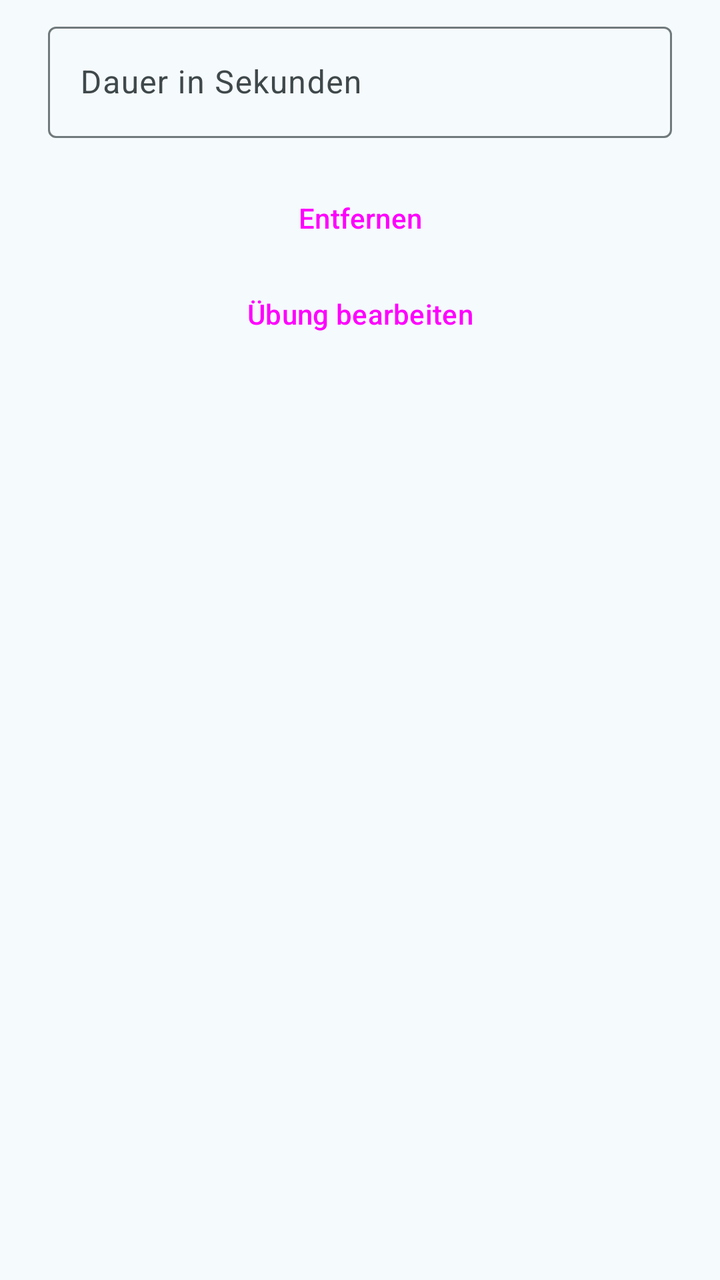
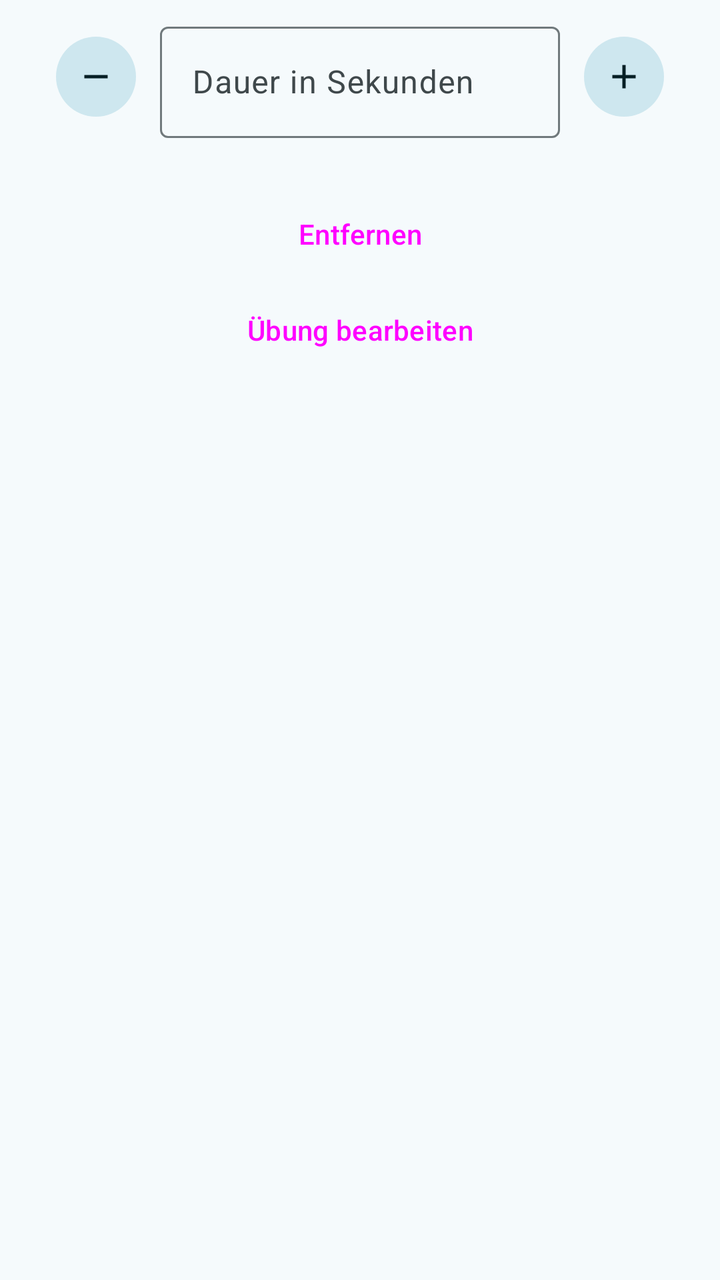

Before-and-after screenshots of an Android layout around one commit, followed by the original layout XML and the change that was made.
<!-- AndroidManifest.xml: application theme Theme.Workout -->
<!-- res/layout/dialog_duration_input.xml -->
<?xml version="1.0" encoding="utf-8"?>
<LinearLayout xmlns:android="http://schemas.android.com/apk/res/android"
    android:layout_width="match_parent"
    android:layout_height="wrap_content"
    android:orientation="vertical"
    android:paddingStart="24dp"
    android:paddingTop="8dp"
    android:paddingEnd="24dp">

    <com.google.android.material.textfield.TextInputLayout
        android:layout_width="match_parent"
        android:layout_height="wrap_content"
        android:hint="Dauer in Sekunden">

        <com.google.android.material.textfield.TextInputEditText
            android:id="@+id/edtDuration"
            android:layout_width="match_parent"
            android:layout_height="wrap_content"
            android:inputType="number"/>

    </com.google.android.material.textfield.TextInputLayout>

    <Button
        android:id="@+id/btnRemove"
        style="@style/Widget.Material3.Button.OutlinedButton"
        android:layout_width="match_parent"
        android:layout_height="wrap_content"
        android:layout_marginTop="16dp"
        android:text="@string/entfernen"/>

    <Button
        android:id="@+id/btnEditExercise"
        style="@style/Widget.Material3.Button.OutlinedButton"
        android:layout_width="match_parent"
        android:layout_height="wrap_content"
        android:text="@string/uebung_bearbeiten"/>
</LinearLayout>
<!-- resources referenced by this layout -->
<resources>
  <string name="entfernen">Entfernen</string>
  <string name="uebung_bearbeiten">Übung bearbeiten</string>
  <style name="Theme.Workout" parent="Base.Theme.Workout" />
  <color name="primary">#00687A</color>
  <color name="on_primary">#FFFFFF</color>
  <color name="primary_container">#ACEDFF</color>
  <color name="on_primary_container">#001F26</color>
  <color name="primary_inverse">#84D2E7</color>
  <color name="secondary">#4B6269</color>
  <color name="on_secondary">#FFFFFF</color>
  <color name="secondary_container">#CEE7EF</color>
  <color name="on_secondary_container">#061F25</color>
  <color name="tertiary">#565D7E</color>
  <color name="on_tertiary">#FFFFFF</color>
  <color name="tertiary_container">#DDE1FF</color>
  <color name="on_tertiary_container">#131A37</color>
  <color name="error">#BA1A1A</color>
  <color name="on_error">#FFFFFF</color>
  <color name="error_container">#FFDAD6</color>
  <color name="on_error_container">#410002</color>
  <color name="surface">#F5FAFC</color>
  <color name="on_surface">#171C1E</color>
  <color name="surface_variant">#DBE4E7</color>
  <color name="on_surface_variant">#3F484B</color>
  <color name="surface_inverse">#2B3133</color>
  <color name="on_surface_inverse">#ECF2F4</color>
  <color name="surface_dim">#D5DBDD</color>
  <color name="surface_bright">#F5FAFC</color>
  <color name="surface_container_lowest">#FFFFFF</color>
  <color name="surface_container_low">#EFF4F7</color>
  <color name="surface_container">#E9EFF1</color>
  <color name="surface_container_high">#E3E9EB</color>
  <color name="surface_container_highest">#DEE3E6</color>
  <color name="outline">#70797C</color>
  <color name="outline_variant">#BFC8CB</color>
  <!-- unchanged entries left out for length: 1 -->
</resources>

<!-- the commit's change to res/layout/dialog_duration_input.xml (unified diff, before → after) -->
@@ -1,5 +1,6 @@
 <?xml version="1.0" encoding="utf-8"?>
 <LinearLayout xmlns:android="http://schemas.android.com/apk/res/android"
+    xmlns:app="http://schemas.android.com/apk/res-auto"
     android:layout_width="match_parent"
     android:layout_height="wrap_content"
     android:orientation="vertical"
@@ -7,18 +8,53 @@
     android:paddingTop="8dp"
     android:paddingEnd="24dp">
 
-    <com.google.android.material.textfield.TextInputLayout
+    
+    <LinearLayout
         android:layout_width="match_parent"
         android:layout_height="wrap_content"
-        android:hint="Dauer in Sekunden">
+        android:gravity="center_vertical"
+        android:orientation="horizontal">
 
-        <com.google.android.material.textfield.TextInputEditText
-            android:id="@+id/edtDuration"
-            android:layout_width="match_parent"
+        <com.google.android.material.button.MaterialButton
+            android:id="@+id/btnLess"
+            style="@style/Widget.Material3.Button.IconButton.Filled.Tonal"
+            android:layout_width="wrap_content"
             android:layout_height="wrap_content"
-            android:inputType="number"/>
+            android:layout_marginEnd="8dp"
+            android:contentDescription="@string/weniger"
+            app:icon="@drawable/ic_remove"/>
 
-    </com.google.android.material.textfield.TextInputLayout>
+        <com.google.android.material.textfield.TextInputLayout
+            android:layout_width="0dp"
+            android:layout_height="wrap_content"
+            android:layout_weight="1"
+            android:hint="@string/dauer_in_sekunden">
+
+            <com.google.android.material.textfield.TextInputEditText
+                android:id="@+id/edtDuration"
+                android:layout_width="match_parent"
+                android:layout_height="wrap_content"
+                android:inputType="number"/>
+
+        </com.google.android.material.textfield.TextInputLayout>
+
+        <com.google.android.material.button.MaterialButton
+            android:id="@+id/btnMore"
+            style="@style/Widget.Material3.Button.IconButton.Filled.Tonal"
+            android:layout_width="wrap_content"
+            android:layout_height="wrap_content"
+            android:layout_marginStart="8dp"
+            android:contentDescription="@string/mehr"
+            app:icon="@drawable/ic_add"/>
+    </LinearLayout>
+
+    
+    <com.google.android.material.chip.ChipGroup
+        android:id="@+id/chipsDuration"
+        android:layout_width="match_parent"
+        android:layout_height="wrap_content"
+        android:layout_marginTop="8dp"
+        app:singleLine="true"/>
 
     <Button
         android:id="@+id/btnRemove"
<!-- resource entries referenced after the edit -->
@@ -1,7 +1,30 @@
 <!-- resources referenced by this layout -->
 <resources>
+  <!-- drawable ic_add (drawable) -->
+  <vector xmlns:android="http://schemas.android.com/apk/res/android"
+      android:width="24dp"
+      android:height="24dp"
+      android:viewportWidth="24"
+      android:viewportHeight="24">
+      <path
+          android:fillColor="#FFFFFFFF"
+          android:pathData="M19,13h-6v6h-2v-6H5v-2h6V5h2v6h6v2z"/>
+  </vector>
+  <!-- drawable ic_remove (drawable) -->
+  <vector xmlns:android="http://schemas.android.com/apk/res/android"
+      android:width="24dp"
+      android:height="24dp"
+      android:viewportWidth="24"
+      android:viewportHeight="24">
+      <path
+          android:fillColor="#FFFFFFFF"
+          android:pathData="M19,13H5v-2h14v2z"/>
+  </vector>
+  <string name="dauer_in_sekunden">Dauer in Sekunden</string>
   <string name="entfernen">Entfernen</string>
+  <string name="mehr">Mehr</string>
   <string name="uebung_bearbeiten">Übung bearbeiten</string>
+  <string name="weniger">Weniger</string>
   <style name="Theme.Workout" parent="Base.Theme.Workout" />
   <color name="primary">#00687A</color>
   <color name="on_primary">#FFFFFF</color>
